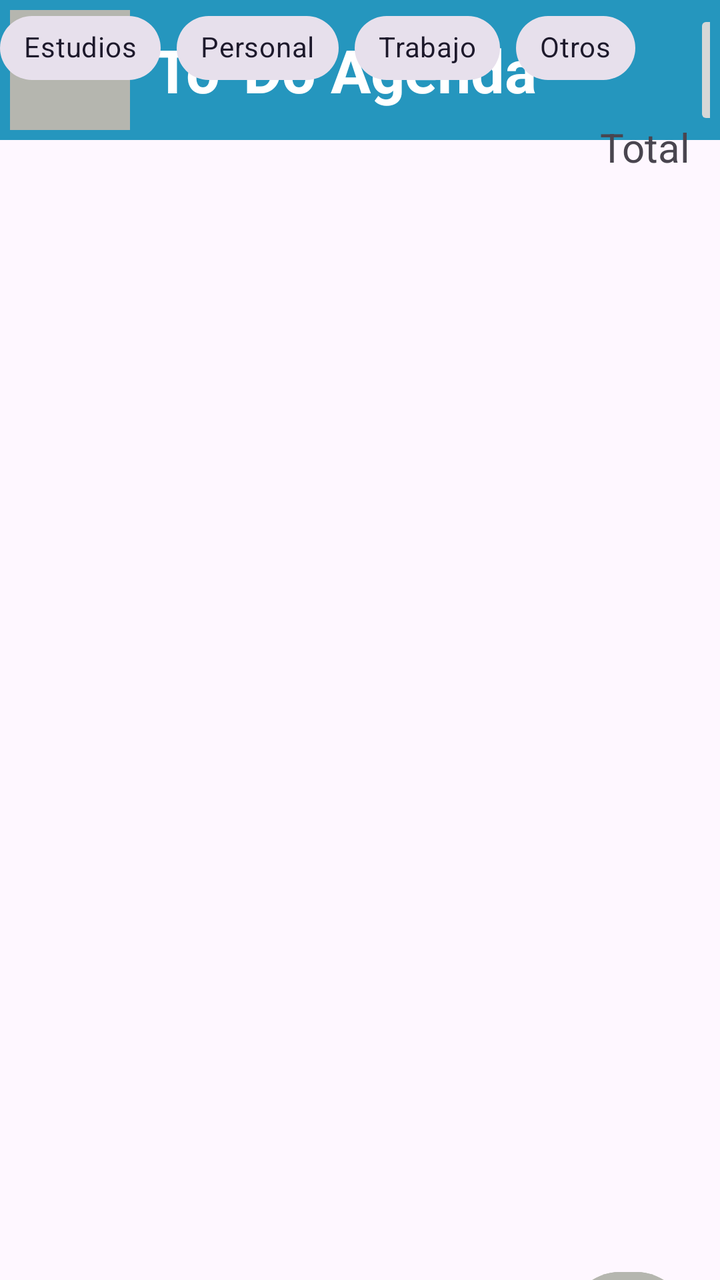
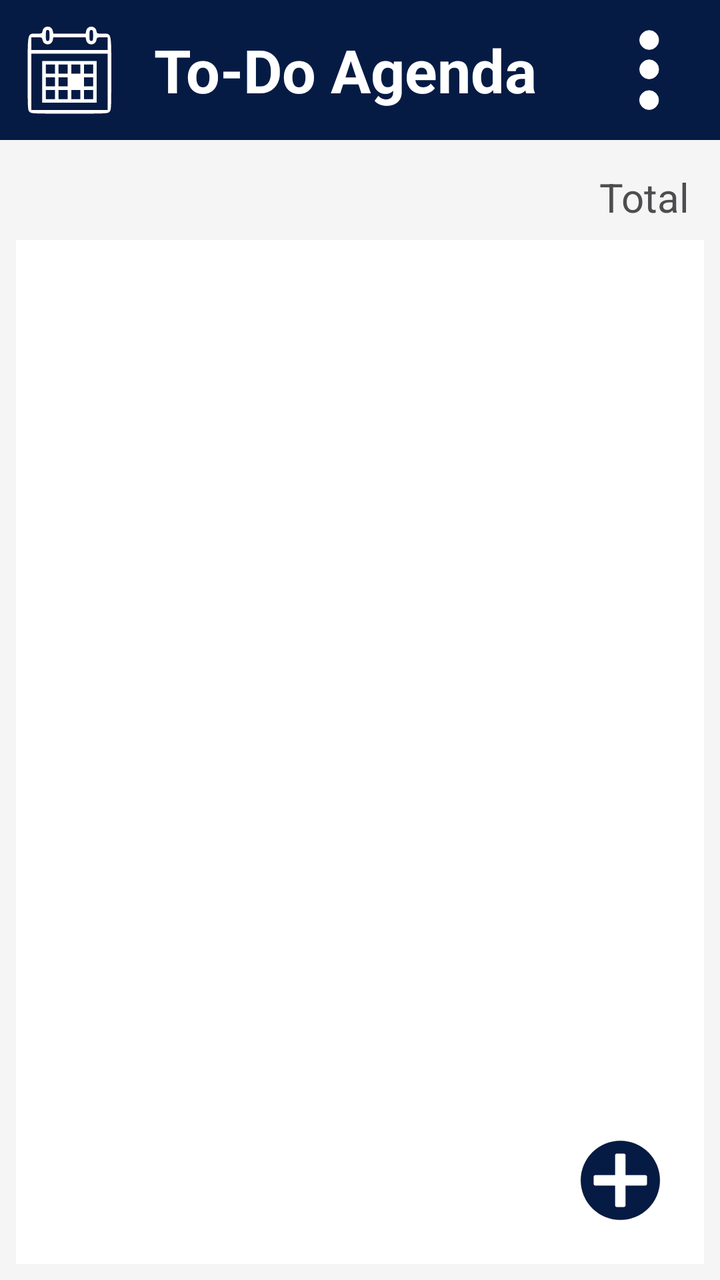

An Android layout rendered at two revisions. The XML below is the earlier revision; the diff shows what the commit changed to produce the second picture.
<!-- AndroidManifest.xml: application theme Theme.ToDoAgenda -->
<!-- res/layout/activity_main.xml -->
<?xml version="1.0" encoding="utf-8"?>
<androidx.constraintlayout.widget.ConstraintLayout xmlns:android="http://schemas.android.com/apk/res/android"
    xmlns:app="http://schemas.android.com/apk/res-auto"
    xmlns:tools="http://schemas.android.com/tools"
    android:id="@+id/main"
    android:layout_width="match_parent"
    android:layout_height="match_parent"
    android:orientation="vertical"
    tools:context=".MainActivity">

    <LinearLayout
        android:id="@+id/lyt_encabezado"
        android:layout_width="0dp"
        android:layout_height="70dp"
        android:gravity="top"
        android:background="@color/dark_blue"
        android:padding="5dp"
        android:orientation="horizontal"
        app:layout_constraintTop_toTopOf="parent"
        app:layout_constraintStart_toStartOf="parent"
        app:layout_constraintEnd_toEndOf="parent" >

        <ImageButton
            android:id="@+id/imgv_logo"
            android:layout_width="60dp"
            android:layout_height="60dp"
            android:layout_marginRight="12dp"
            android:background="@color/light_grey"/>

        <TextView
            android:id="@+id/txt_AppName"
            android:layout_width="270dp"
            android:layout_height="wrap_content"
            android:layout_gravity="center"
            android:text="To-Do Agenda"
            android:textColor="@color/white"
            android:textSize="30sp"
            android:textStyle="bold">
        </TextView>

        <ImageButton
            android:id="@+id/btn_menu"
            android:layout_width="60dp"
            android:layout_height="60dp"
            android:icon="@mipmap/ic_menu"
            android:roundIcon="@mipmap/ic_menu_round" />

    </LinearLayout>

    <com.google.android.material.chip.ChipGroup
        android:id="@+id/chipGroupFiltros"
        android:layout_width="match_parent"
        android:layout_height="wrap_content"
        android:paddingBottom="12dp"
        app:layout_constraintEnd_toEndOf="parent"
        app:layout_constraintStart_toBottomOf="parent"
        tools:layout_editor_absoluteY="79dp">

        <com.google.android.material.chip.Chip
            android:id="@+id/chipEstudios"
            style="@style/Widget.MaterialComponents.Chip.Choice"
            android:layout_width="wrap_content"
            android:layout_height="wrap_content"
            android:checkable="true"
            android:text="Estudios"
            android:textColor="@color/chip_texto_selector"
            app:chipBackgroundColor="@color/chip_selector"
            app:chipIconTint="@color/light_blue" />

        <com.google.android.material.chip.Chip
            android:id="@+id/chipPersonal"
            style="@style/Widget.MaterialComponents.Chip.Choice"
            android:layout_width="wrap_content"
            android:layout_height="wrap_content"
            android:checkable="true"
            android:text="Personal"
            android:textColor="@color/chip_texto_selector"
            app:chipBackgroundColor="@color/chip_selector"
            app:chipIconTint="@color/light_blue" />

        <com.google.android.material.chip.Chip
            android:id="@+id/chipTrabajo"
            style="@style/Widget.MaterialComponents.Chip.Choice"
            android:layout_width="wrap_content"
            android:layout_height="wrap_content"
            android:checkable="true"
            android:text="Trabajo"
            android:textColor="@color/chip_texto_selector"
            app:chipBackgroundColor="@color/chip_selector"
            app:chipIconTint="@color/light_blue" />

        <com.google.android.material.chip.Chip
            android:id="@+id/chipOtros"
            style="@style/Widget.MaterialComponents.Chip.Choice"
            android:layout_width="wrap_content"
            android:layout_height="wrap_content"
            android:checkable="true"
            android:text="Otros"
            android:textColor="@color/chip_texto_selector"
            app:chipBackgroundColor="@color/chip_selector"
            app:chipIconTint="@color/light_blue" />

    </com.google.android.material.chip.ChipGroup>

    <TextView
        android:id="@+id/txt_total"
        android:layout_width="60dp"
        android:layout_height="30dp"
        android:text="Total"
        android:textSize="20sp"
        app:layout_constraintTop_toBottomOf="@id/chipGroupFiltros"
        app:layout_constraintEnd_toEndOf="@id/chipGroupFiltros" />

    <Button
        android:id="@+id/btn_añadir"
        android:layout_width="60dp"
        android:layout_height="60dp"
        android:layout_marginTop="632dp"
        android:layout_marginEnd="16dp"
        android:backgroundTint="@color/light_grey"
        android:padding="0dp"
        android:text="+"
        android:textSize="30sp"
        android:textStyle="bold"
        app:cornerRadius="50dp"
        app:layout_constraintEnd_toEndOf="parent"
        app:layout_constraintTop_toTopOf="parent" />

    <ListView
        android:id="@+id/lstv_tareas"
        android:layout_width="match_parent"
        android:layout_height="match_parent"
        android:layout_marginTop="160dp"/>

</androidx.constraintlayout.widget.ConstraintLayout>
<!-- resources referenced by this layout -->
<resources>
  <color name="dark_blue">#2596be</color>
  <color name="light_blue">#79E6DF</color>
  <color name="light_grey">#B5B6AF</color>
  <color name="white">#FFFFFFFF</color>
  <!-- mipmap ic_menu (mipmap-anydpi-v26) -->
  <?xml version="1.0" encoding="utf-8"?>
  <adaptive-icon xmlns:android="http://schemas.android.com/apk/res/android">
      <background android:drawable="@drawable/ic_menu_background"/>
      <foreground android:drawable="@mipmap/ic_menu_foreground"/>
      <monochrome android:drawable="@mipmap/ic_menu_foreground"/>
  </adaptive-icon>
  <!-- mipmap ic_menu_round (mipmap-anydpi-v26) -->
  <?xml version="1.0" encoding="utf-8"?>
  <adaptive-icon xmlns:android="http://schemas.android.com/apk/res/android">
      <background android:drawable="@drawable/ic_menu_background"/>
      <foreground android:drawable="@mipmap/ic_menu_foreground"/>
      <monochrome android:drawable="@mipmap/ic_menu_foreground"/>
  </adaptive-icon>
  <style name="Theme.ToDoAgenda" parent="Base.Theme.ToDoAgenda" />
  <!-- drawable ic_menu_background: vector/xml drawable (drawable, 4866 chars, omitted) -->
  <style name="Base.Theme.ToDoAgenda" parent="Theme.Material3.DayNight.NoActionBar">
          
          
      </style>
</resources>

<!-- the commit's change to res/layout/activity_main.xml (unified diff, before → after) -->
@@ -2,134 +2,111 @@
 <androidx.constraintlayout.widget.ConstraintLayout xmlns:android="http://schemas.android.com/apk/res/android"
     xmlns:app="http://schemas.android.com/apk/res-auto"
     xmlns:tools="http://schemas.android.com/tools"
-    android:id="@+id/main"
+    android:id="@+id/contenedor_principal"
     android:layout_width="match_parent"
     android:layout_height="match_parent"
-    android:orientation="vertical"
+    android:background="@color/light_grey"
     tools:context=".MainActivity">
 
     <LinearLayout
         android:id="@+id/lyt_encabezado"
         android:layout_width="0dp"
         android:layout_height="70dp"
-        android:gravity="top"
-        android:background="@color/dark_blue"
+        android:gravity="center_vertical"
+        android:background="@color/navy_blue"
         android:padding="5dp"
         android:orientation="horizontal"
         app:layout_constraintTop_toTopOf="parent"
         app:layout_constraintStart_toStartOf="parent"
         app:layout_constraintEnd_toEndOf="parent" >
 
-        <ImageButton
-            android:id="@+id/imgv_logo"
+        <Button
+            android:id="@+id/btn_logo"
             android:layout_width="60dp"
             android:layout_height="60dp"
-            android:layout_marginRight="12dp"
-            android:background="@color/light_grey"/>
+            android:layout_marginEnd="12dp"
+            android:background="@color/transparent"
+            app:icon="@drawable/ic_logotodo"
+            app:iconGravity="textStart"
+            app:iconSize="48dp"
+            app:iconPadding="0dp" />
 
         <TextView
-            android:id="@+id/txt_AppName"
-            android:layout_width="270dp"
+            android:id="@+id/txt_app_name"
+            android:layout_width="0dp"
             android:layout_height="wrap_content"
+            android:layout_weight="1"
             android:layout_gravity="center"
-            android:text="To-Do Agenda"
+            android:text="@string/txt_app_name"
             android:textColor="@color/white"
             android:textSize="30sp"
             android:textStyle="bold">
         </TextView>
 
-        <ImageButton
+        <Button
             android:id="@+id/btn_menu"
             android:layout_width="60dp"
             android:layout_height="60dp"
-            android:icon="@mipmap/ic_menu"
-            android:roundIcon="@mipmap/ic_menu_round" />
+            android:layout_marginStart="12dp"
+            android:background="@color/transparent"
+            app:icon="@drawable/ic_menu"
+            app:iconGravity="textStart"
+            app:iconSize="40dp"
+            app:iconPadding="0dp" />
 
     </LinearLayout>
 
-    <com.google.android.material.chip.ChipGroup
-        android:id="@+id/chipGroupFiltros"
-        android:layout_width="match_parent"
-        android:layout_height="wrap_content"
-        android:paddingBottom="12dp"
-        app:layout_constraintEnd_toEndOf="parent"
-        app:layout_constraintStart_toBottomOf="parent"
-        tools:layout_editor_absoluteY="79dp">
-
-        <com.google.android.material.chip.Chip
-            android:id="@+id/chipEstudios"
-            style="@style/Widget.MaterialComponents.Chip.Choice"
-            android:layout_width="wrap_content"
-            android:layout_height="wrap_content"
-            android:checkable="true"
-            android:text="Estudios"
-            android:textColor="@color/chip_texto_selector"
-            app:chipBackgroundColor="@color/chip_selector"
-            app:chipIconTint="@color/light_blue" />
-
-        <com.google.android.material.chip.Chip
-            android:id="@+id/chipPersonal"
-            style="@style/Widget.MaterialComponents.Chip.Choice"
-            android:layout_width="wrap_content"
-            android:layout_height="wrap_content"
-            android:checkable="true"
-            android:text="Personal"
-            android:textColor="@color/chip_texto_selector"
-            app:chipBackgroundColor="@color/chip_selector"
-            app:chipIconTint="@color/light_blue" />
-
-        <com.google.android.material.chip.Chip
-            android:id="@+id/chipTrabajo"
-            style="@style/Widget.MaterialComponents.Chip.Choice"
-            android:layout_width="wrap_content"
-            android:layout_height="wrap_content"
-            android:checkable="true"
-            android:text="Trabajo"
-            android:textColor="@color/chip_texto_selector"
-            app:chipBackgroundColor="@color/chip_selector"
-            app:chipIconTint="@color/light_blue" />
-
-        <com.google.android.material.chip.Chip
-            android:id="@+id/chipOtros"
-            style="@style/Widget.MaterialComponents.Chip.Choice"
-            android:layout_width="wrap_content"
-            android:layout_height="wrap_content"
-            android:checkable="true"
-            android:text="Otros"
-            android:textColor="@color/chip_texto_selector"
-            app:chipBackgroundColor="@color/chip_selector"
-            app:chipIconTint="@color/light_blue" />
-
-    </com.google.android.material.chip.ChipGroup>
-
     <TextView
         android:id="@+id/txt_total"
-        android:layout_width="60dp"
-        android:layout_height="30dp"
-        android:text="Total"
+        android:layout_width="wrap_content"
+        android:layout_height="wrap_content"
+        android:layout_marginEnd="15dp"
+        android:layout_marginBottom="15dp"
+        android:layout_marginTop="15dp"
+        android:text="@string/txt_total"
         android:textSize="20sp"
-        app:layout_constraintTop_toBottomOf="@id/chipGroupFiltros"
-        app:layout_constraintEnd_toEndOf="@id/chipGroupFiltros" />
+        android:textColor="@color/dark_grey"
+        app:layout_constraintTop_toBottomOf="@id/lyt_encabezado"
+        app:layout_constraintEnd_toEndOf="parent" />
+
+    <LinearLayout
+        android:id="@+id/lyt_contenedor_lista"
+        android:layout_width="0dp"
+        android:layout_height="0dp"
+        android:layout_marginTop="8dp"
+        android:layout_marginStart="8dp"
+        android:layout_marginEnd="8dp"
+        android:layout_marginBottom="8dp"
+        android:padding="8dp"
+        android:orientation="vertical"
+        android:background="@color/white"
+        app:layout_constraintTop_toBottomOf="@id/txt_total"
+        app:layout_constraintBottom_toBottomOf="parent"
+        app:layout_constraintStart_toStartOf="parent"
+        app:layout_constraintEnd_toEndOf="parent" >
+
+        <ListView
+            android:id="@+id/lstv_tareas"
+            android:layout_width="0dp"
+            android:layout_height="0dp"
+            android:layout_marginTop="8dp"
+            android:paddingBottom="90dp" />
+
+    </LinearLayout>
 
     <Button
-        android:id="@+id/btn_añadir"
+        android:id="@+id/btn_agregar"
         android:layout_width="60dp"
         android:layout_height="60dp"
-        android:layout_marginTop="632dp"
-        android:layout_marginEnd="16dp"
-        android:backgroundTint="@color/light_grey"
-        android:padding="0dp"
-        android:text="+"
-        android:textSize="30sp"
-        android:textStyle="bold"
-        app:cornerRadius="50dp"
-        app:layout_constraintEnd_toEndOf="parent"
-        app:layout_constraintTop_toTopOf="parent" />
-
-    <ListView
-        android:id="@+id/lstv_tareas"
-        android:layout_width="match_parent"
-        android:layout_height="match_parent"
-        android:layout_marginTop="160dp"/>
+        android:layout_marginEnd="20dp"
+        android:layout_marginBottom="20dp"
+        android:background="@color/transparent"
+        app:icon="@drawable/ic_agregar"
+        app:iconGravity="textStart"
+        app:iconSize="45dp"
+        app:iconPadding="0dp"
+        app:iconTint="@null"
+        app:layout_constraintBottom_toBottomOf="parent"
+        app:layout_constraintEnd_toEndOf="parent" />
 
 </androidx.constraintlayout.widget.ConstraintLayout>
<!-- resource entries referenced after the edit -->
@@ -1,25 +1,67 @@
 <!-- resources referenced by this layout -->
 <resources>
-  <color name="dark_blue">#2596be</color>
-  <color name="light_blue">#79E6DF</color>
-  <color name="light_grey">#B5B6AF</color>
-  <color name="white">#FFFFFFFF</color>
-  <!-- mipmap ic_menu (mipmap-anydpi-v26) -->
-  <?xml version="1.0" encoding="utf-8"?>
-  <adaptive-icon xmlns:android="http://schemas.android.com/apk/res/android">
-      <background android:drawable="@drawable/ic_menu_background"/>
-      <foreground android:drawable="@mipmap/ic_menu_foreground"/>
-      <monochrome android:drawable="@mipmap/ic_menu_foreground"/>
-  </adaptive-icon>
-  <!-- mipmap ic_menu_round (mipmap-anydpi-v26) -->
-  <?xml version="1.0" encoding="utf-8"?>
-  <adaptive-icon xmlns:android="http://schemas.android.com/apk/res/android">
-      <background android:drawable="@drawable/ic_menu_background"/>
-      <foreground android:drawable="@mipmap/ic_menu_foreground"/>
-      <monochrome android:drawable="@mipmap/ic_menu_foreground"/>
-  </adaptive-icon>
+  <color name="dark_grey">#4D4D4F</color>
+  <color name="light_grey">#F5F5F5</color>
+  <color name="navy_blue">#051B44</color>
+  <color name="transparent">#00000000</color>
+  <color name="white">#FFFFFF</color>
+  <!-- drawable ic_agregar (drawable) -->
+  <vector xmlns:android="http://schemas.android.com/apk/res/android"
+      android:width="512dp"
+      android:height="512dp"
+      android:viewportWidth="512"
+      android:viewportHeight="512">
+    <path
+        android:pathData="m277.81,216.35c-277.81,-216.35 -277.81,-216.35 0,0zM280.81,216.35c-280.81,-216.35 -280.81,-216.35 0,0zM270.06,209.58c-270.06,-209.58 -270.06,-209.58 0,0zM289.06,209.51c-289.06,-209.51 -289.06,-209.51 0,0z"
+        android:fillColor="#777777"/>
+    <path
+        android:pathData="M256,256m-225,0a225,225 0,1 1,450 0a225,225 0,1 1,-450 0"
+        android:strokeWidth="1.125"
+        android:fillColor="#051b44"
+        android:strokeColor="#000000"
+        android:strokeLineCap="round"/>
+    <path
+        android:pathData="M236.86,104.62L275.14,104.62A10,9 0,0 1,285.14 113.62L285.14,398.38A10,9 0,0 1,275.14 407.38L236.86,407.38A10,9 0,0 1,226.86 398.38L226.86,113.62A10,9 0,0 1,236.86 104.62z"
+        android:strokeWidth="0.863196"
+        android:fillColor="#ffffff"
+        android:strokeColor="#ffffff"
+        android:strokeLineCap="round"/>
+    <path
+        android:pathData="M407.38,236.86L407.38,275.14A10,9 90,0 1,398.38 285.14L113.62,285.14A10,9 90,0 1,104.62 275.14L104.62,236.86A10,9 90,0 1,113.62 226.86L398.38,226.86A10,9 90,0 1,407.38 236.86z"
+        android:strokeWidth="0.863196"
+        android:fillColor="#ffffff"
+        android:strokeColor="#ffffff"
+        android:strokeLineCap="round"/>
+  </vector>
+  <!-- drawable ic_logotodo: vector/xml drawable (drawable, 2577 chars, omitted) -->
+  <!-- drawable ic_menu (drawable) -->
+  <vector xmlns:android="http://schemas.android.com/apk/res/android"
+      android:width="512dp"
+      android:height="512dp"
+      android:viewportWidth="512"
+      android:viewportHeight="512">
+    <path
+        android:pathData="M250.7,64.08m-61.1,0a61.1,61.1 0,1 1,122.2 0a61.1,61.1 0,1 1,-122.2 0"
+        android:strokeWidth="3.54539"
+        android:fillColor="#ffffff"
+        android:strokeColor="#ffffff"
+        android:strokeLineCap="round"/>
+    <path
+        android:pathData="M250.7,251.87m-61.1,0a61.1,61.1 0,1 1,122.2 0a61.1,61.1 0,1 1,-122.2 0"
+        android:strokeWidth="3.54539"
+        android:fillColor="#ffffff"
+        android:strokeColor="#ffffff"
+        android:strokeLineCap="round"/>
+    <path
+        android:pathData="M250.04,448.57m-61.1,0a61.1,61.1 0,1 1,122.2 0a61.1,61.1 0,1 1,-122.2 0"
+        android:strokeWidth="3.54539"
+        android:fillColor="#ffffff"
+        android:strokeColor="#ffffff"
+        android:strokeLineCap="round"/>
+  </vector>
+  <string name="txt_app_name">To-Do Agenda</string>
+  <string name="txt_total">Total</string>
   <style name="Theme.ToDoAgenda" parent="Base.Theme.ToDoAgenda" />
-  <!-- drawable ic_menu_background: vector/xml drawable (drawable, 4866 chars, omitted) -->
   <style name="Base.Theme.ToDoAgenda" parent="Theme.Material3.DayNight.NoActionBar">
           
           
